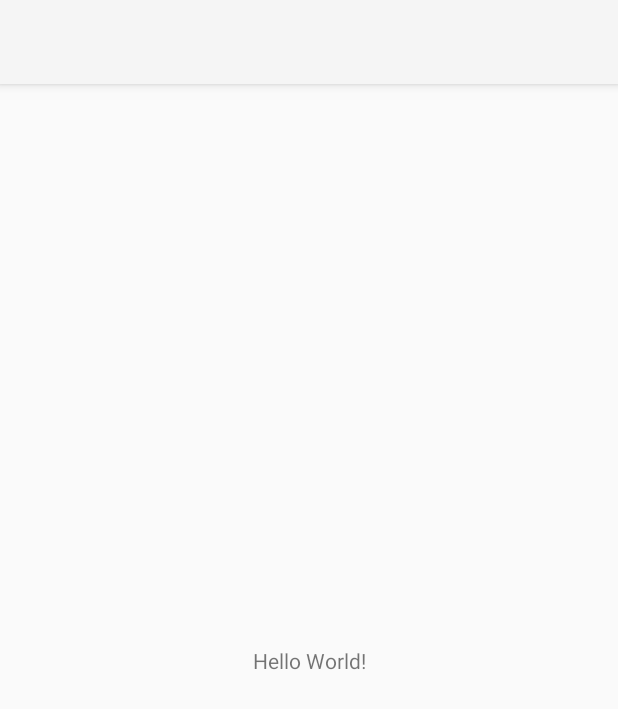
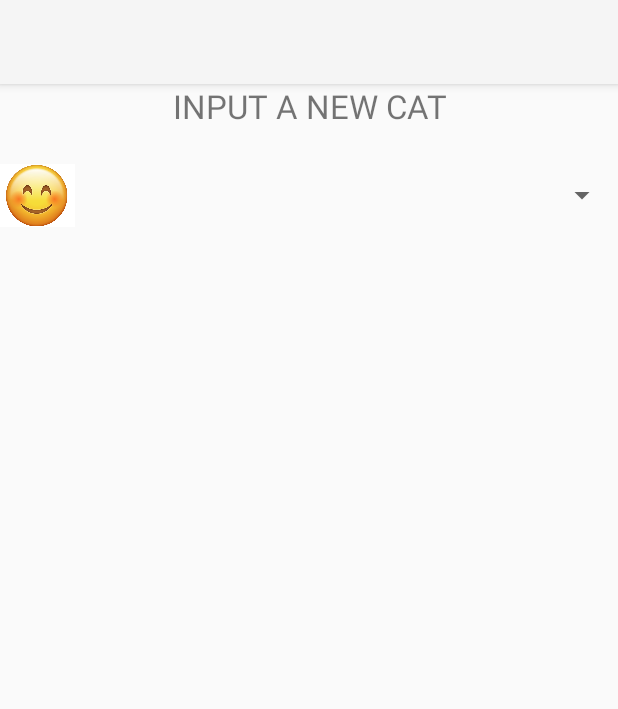
Before and after one commit to PhucP/BT_Android, an Android app: the screen it shows after launch (MainActivity), on a phone screen of 412 x 824 dp. Shown: the top 709 px of the screen. Run offline under Robolectric (Android 15) with nearby library versions, the phone set to English and light mode, and no system bars.

Commit message:
create spiner adapter

```diff
--- a/EX/EX1/app/src/main/java/com/example/ex1/MainActivity.java
+++ b/EX/EX1/app/src/main/java/com/example/ex1/MainActivity.java
@@ -3,12 +3,30 @@ package com.example.ex1;
 import androidx.appcompat.app.AppCompatActivity;
 
 import android.os.Bundle;
+import android.widget.Spinner;
+
+import com.example.ex1.model.SpinnerAdapter;
 
 public class MainActivity extends AppCompatActivity {
-
+    public Spinner sp;
+    private int[] imgs = {
+            R.drawable.a1,
+            R.drawable.a2,
+            R.drawable.a3,
+            R.drawable.a4,
+            R.drawable.a5,
+            R.drawable.a6
+    };
     @Override
     protected void onCreate(Bundle savedInstanceState) {
         super.onCreate(savedInstanceState);
         setContentView(R.layout.activity_main);
+        initView();
+    }
+
+    private void initView() {
+        sp = findViewById(R.id.img);
+        SpinnerAdapter adapter = new SpinnerAdapter(this);
+        sp.setAdapter(adapter);
     }
 }
--- /dev/null
+++ b/EX/EX1/app/src/main/java/com/example/ex1/model/SpinnerAdapter.java
@@ -0,0 +1,49 @@
+package com.example.ex1.model;
+
+import android.content.Context;
+import android.view.LayoutInflater;
+import android.view.View;
+import android.view.ViewGroup;
+import android.widget.BaseAdapter;
+import android.widget.ImageView;
+
+import com.example.ex1.R;
+
+public class SpinnerAdapter extends BaseAdapter {
+    private int[] imgs = {
+            R.drawable.a1,
+            R.drawable.a2,
+            R.drawable.a3,
+            R.drawable.a4,
+            R.drawable.a5,
+            R.drawable.a6
+    };
+    private Context context;
+
+    public SpinnerAdapter(Context context) {
+        this.context = context;
+    }
+
+    @Override
+    public int getCount() {
+        return imgs.length;
+    }
+
+    @Override
+    public Object getItem(int position) {
+        return position;
+    }
+
+    @Override
+    public long getItemId(int i) {
+        return i;
+    }
+
+    @Override
+    public View getView(int position, View view, ViewGroup viewGroup) {
+        View item = LayoutInflater.from(context).inflate(R.layout.item_image, viewGroup, false);
+        ImageView img = item.findViewById(R.id.img);
+
+        return item;
+    }
+}
--- a/EX/EX1/app/src/main/res/layout/activity_main.xml
+++ b/EX/EX1/app/src/main/res/layout/activity_main.xml
@@ -1,5 +1,6 @@
 <?xml version="1.0" encoding="utf-8"?>
-<androidx.constraintlayout.widget.ConstraintLayout xmlns:android="http://schemas.android.com/apk/res/android"
+<LinearLayout xmlns:android="http://schemas.android.com/apk/res/android"
+    android:orientation="vertical"
     xmlns:app="http://schemas.android.com/apk/res-auto"
     xmlns:tools="http://schemas.android.com/tools"
     android:layout_width="match_parent"
@@ -7,12 +8,19 @@
     tools:context=".MainActivity">
 
     <TextView
-        android:layout_width="wrap_content"
+        android:layout_width="match_parent"
         android:layout_height="wrap_content"
-        android:text="Hello World!"
-        app:layout_constraintBottom_toBottomOf="parent"
-        app:layout_constraintEnd_toEndOf="parent"
-        app:layout_constraintStart_toStartOf="parent"
-        app:layout_constraintTop_toTopOf="parent" />
+        android:text="INPUT A NEW CAT"
+        android:textSize="22dp"
+        android:gravity="center"
 
-</androidx.constraintlayout.widget.ConstraintLayout>
+     />
+
+    <Spinner
+        android:id="@+id/img"
+        android:layout_marginTop="20dp"
+        android:layout_width="match_parent"
+        android:layout_height="wrap_content"
+        />
+
+</LinearLayout>
--- /dev/null
+++ b/EX/EX1/app/src/main/res/layout/item_image.xml
@@ -0,0 +1,7 @@
+<?xml version="1.0" encoding="utf-8"?>
+<ImageView
+    android:id="@+id/img"
+    android:layout_width="50dp"
+    android:layout_height="50dp"
+    android:src="@drawable/a1"
+    xmlns:android="http://schemas.android.com/apk/res/android" />
```
Also changed, not shown: EX/EX1/app/src/main/res/drawable-v24/a1.png (added), EX/EX1/app/src/main/res/drawable-v24/a2.png (added), EX/EX1/app/src/main/res/drawable-v24/a3.png (added), EX/EX1/app/src/main/res/drawable-v24/a4.png (added), EX/EX1/app/src/main/res/drawable-v24/a5.png (added), EX/EX1/app/src/main/res/drawable-v24/a6.png (added).
